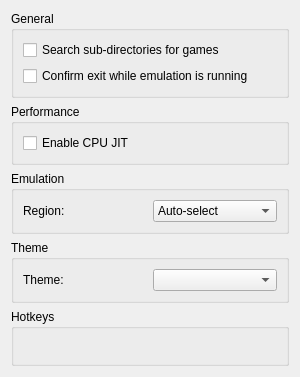
Qt form src/citra_qt/configuration/configure_general.ui (nanoxas/citra) before a commit.
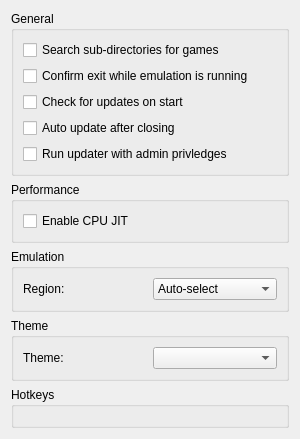
The same form after that commit. Custom widgets are drawn as their Qt base class.

Commit message: Initial work on the updater based on QtAutoUpdater

```diff
--- a/src/citra_qt/configuration/configure_general.ui
+++ b/src/citra_qt/configuration/configure_general.ui
@@ -38,6 +38,27 @@
             </property>
            </widget>
           </item>
+          <item>
+           <widget class="QCheckBox" name="toggle_update_check">
+            <property name="text">
+             <string>Check for updates on start</string>
+            </property>
+           </widget>
+          </item>
+          <item>
+           <widget class="QCheckBox" name="toggle_auto_update">
+            <property name="text">
+             <string>Auto update after closing</string>
+            </property>
+           </widget>
+          </item>
+          <item>
+           <widget class="QCheckBox" name="toggle_admin_priv">
+            <property name="text">
+             <string>Run updater with admin privledges</string>
+            </property>
+           </widget>
+          </item>
          </layout>
         </item>
        </layout>
@@ -149,8 +170,7 @@
              </widget>
             </item>
             <item>
-             <widget class="QComboBox" name="theme_combobox">
-             </widget>
+             <widget class="QComboBox" name="theme_combobox"/>
             </item>
            </layout>
           </item>
```
Lines whose indentation alone changed are shown as unchanged. The commit also changes 12 other files.
